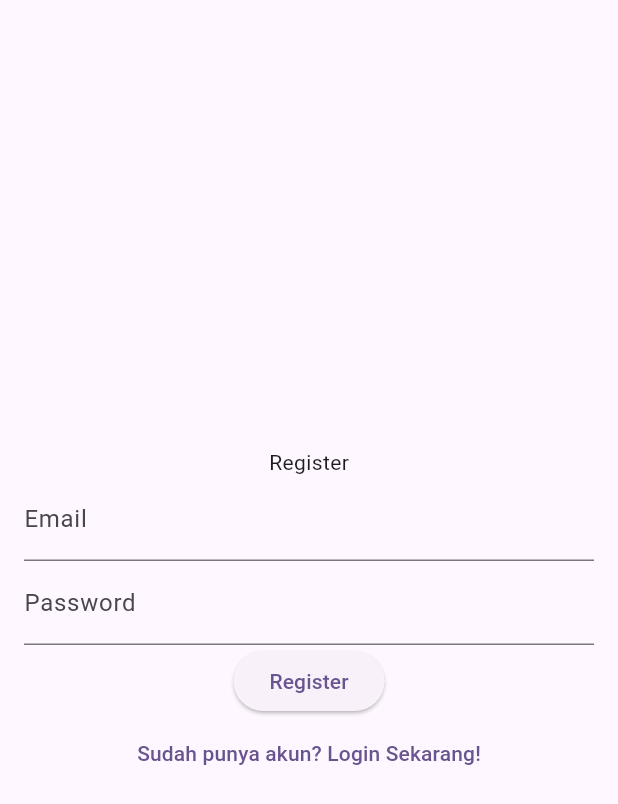
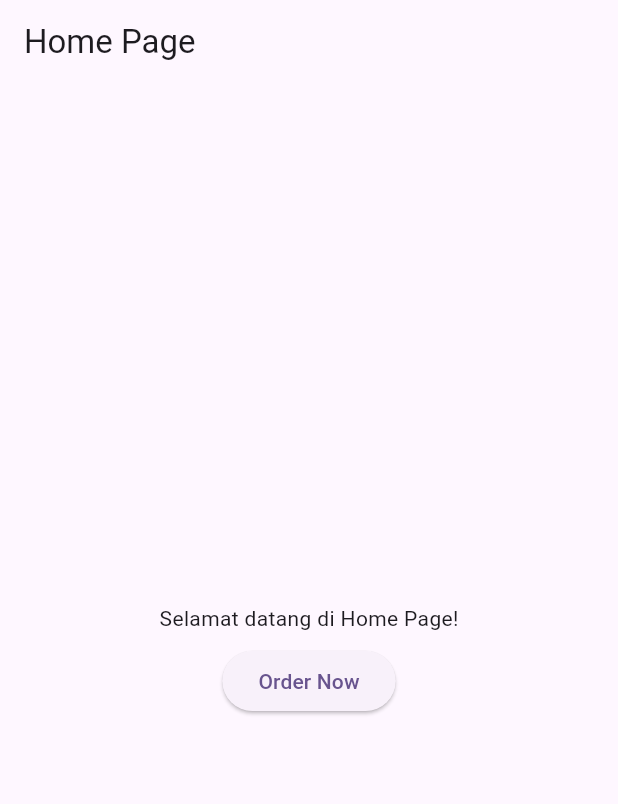
Before and after one commit to isro24/20220140047_act4, a Flutter app: the screen it shows after launch, on a phone screen of 412 x 824 dp. Shown: the top 804 px of the screen. Run offline on Flutter 3.47's test engine with Material 3 defaults, Android fonts, the light colour scheme and no system bars.

Commit message:
Membuat halaman Home

```diff
--- /dev/null
+++ b/lib/home_page.dart
@@ -0,0 +1,29 @@
+import 'package:flutter/material.dart';
+
+class HomePage extends StatefulWidget {
+  const HomePage({super.key});
+
+  @override
+  State<HomePage> createState() => _HomePageState();
+}
+
+class _HomePageState extends State<HomePage> {
+  @override
+  Widget build(BuildContext context) {
+    return Scaffold(
+      appBar: AppBar(title: Text('Home Page')),
+      body: Center(
+        child: Column(
+          spacing: 8,
+          mainAxisAlignment: MainAxisAlignment.center,
+          children: [
+            Text('Selamat datang di Home Page!'),
+            ElevatedButton(
+              onPressed: (){},
+              child: Text('Order Now'))
+          ],
+        ),
+      ),
+    );
+  }
+}
--- a/lib/main.dart
+++ b/lib/main.dart
@@ -1,4 +1,5 @@
 import 'package:flutter/material.dart';
+import 'package:navigation_routing_parsingparameter/home_page.dart';
 import 'package:navigation_routing_parsingparameter/login_page.dart';
 import 'package:navigation_routing_parsingparameter/register_page.dart';
 
@@ -18,7 +19,7 @@ class MyApp extends StatelessWidget {
       theme: ThemeData(
         colorScheme: ColorScheme.fromSeed(seedColor: Colors.deepPurple),
       ),
-      home: const RegisterPage(),
+      home: const HomePage(),
     );
   }
 }
```
